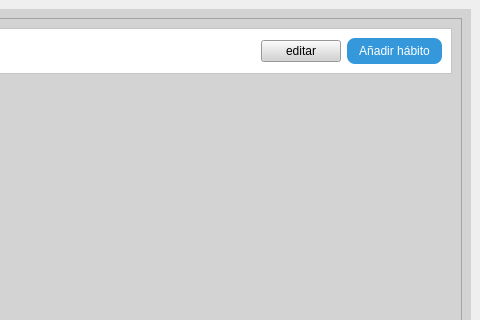
The window that infraestructure/ui/main_view.ui (judajaavAlt/PI2) describes before a commit, drawn with Qt 5; both pictures show x 312 to 792 and y 0 to 320 of the 792 by 584 pixel window.
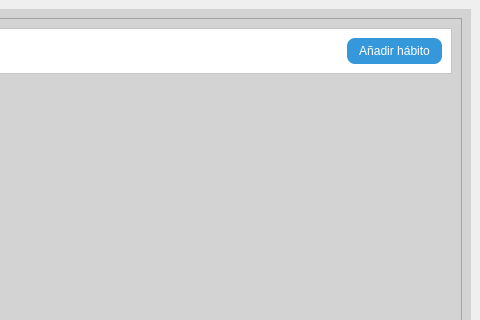
The same window after the commit.

Commit message: fixing streak in backend, adding habit detail and form pages, all functionable, fixed dashboard percentage input

```diff
--- a/infraestructure/ui/main_view.ui
+++ b/infraestructure/ui/main_view.ui
@@ -207,13 +207,6 @@
                </property>
               </spacer>
              </item>
-             <item>
-              <widget class="QPushButton" name="edit_button">
-               <property name="text">
-                <string>editar</string>
-               </property>
-              </widget>
-             </item>
              <item>
               <widget class="QPushButton" name="btn_header_content">
                <property name="styleSheet">
```
The commit also changes 5 other files.
